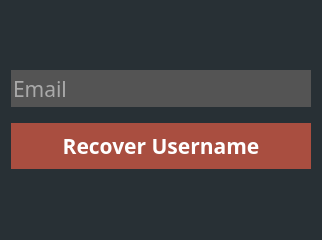
Before: the Qt Designer form recoverusername.ui in dparker2/StudyGroup, drawn with Qt 5.
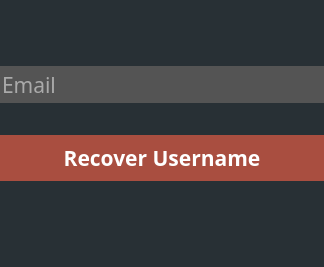
After: the same form once the commit is applied.

Diff of the .ui file:
```diff
--- a/recoverusername.ui
+++ b/recoverusername.ui
@@ -6,8 +6,8 @@
    <rect>
     <x>0</x>
     <y>0</y>
-    <width>320</width>
-    <height>240</height>
+    <width>324</width>
+    <height>267</height>
    </rect>
   </property>
   <property name="windowTitle">
@@ -18,15 +18,19 @@
 background-color: #283035;</string>
   </property>
   <layout class="QVBoxLayout" name="verticalLayout">
+   <property name="leftMargin">
+    <number>0</number>
+   </property>
    <property name="topMargin">
-    <number>60</number>
+    <number>40</number>
+   </property>
+   <property name="rightMargin">
+    <number>0</number>
    </property>
    <property name="bottomMargin">
     <number>60</number>
    </property>
    <item>
-    <layout class="QHBoxLayout" name="horizontalLayout">
-     <item>
       <widget class="QLineEdit" name="email_lineEdit">
        <property name="enabled">
         <bool>true</bool>
@@ -65,10 +69,14 @@
        </property>
       </widget>
      </item>
-    </layout>
-   </item>
    <item>
     <widget class="QPushButton" name="recover_username_btn">
+     <property name="sizePolicy">
+      <sizepolicy hsizetype="Preferred" vsizetype="Fixed">
+       <horstretch>0</horstretch>
+       <verstretch>0</verstretch>
+      </sizepolicy>
+     </property>
      <property name="font">
       <font>
        <family>Trebuchet MS</family>
```
Left out of the diff: 8 changed lines with no effect on the pictures. Lines whose indentation alone changed are shown as unchanged.
